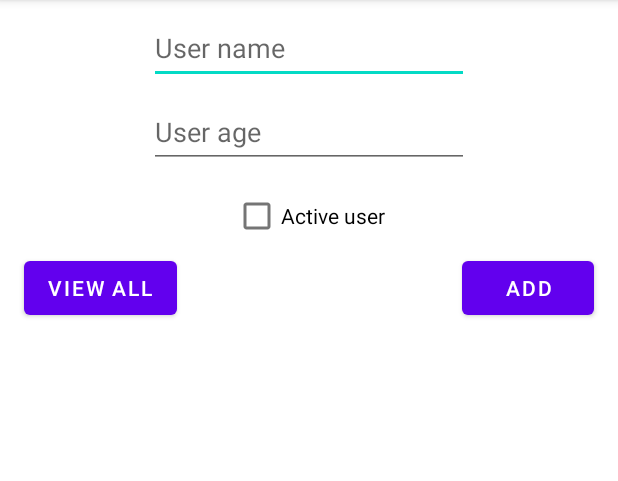
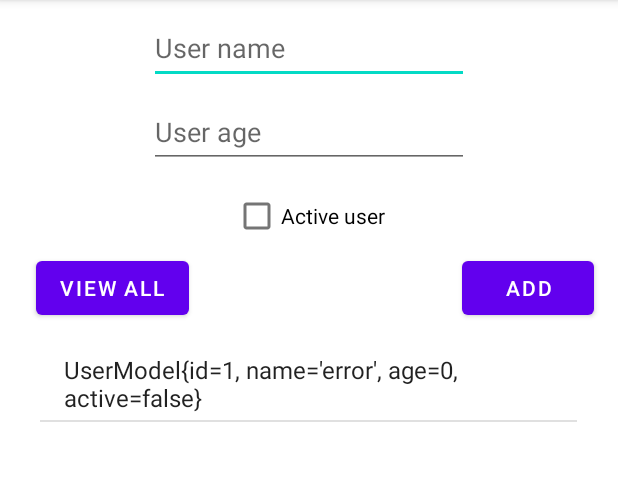
Before and after one commit to Brett-Constantinoff/Android_example, an Android app: the screen it shows after launch (MainActivity), after a tap on "ADD", on a phone screen of 412 x 824 dp, the part 84-565 px from its top. Run offline under Robolectric (Android 15) with nearby library versions, the phone set to English and light mode, and no system bars.

Commit message:
adds ability to list all users in db on the ui

```diff
--- a/app/src/main/java/com/example/android_example/DatabaseHelper.java
+++ b/app/src/main/java/com/example/android_example/DatabaseHelper.java
@@ -2,10 +2,14 @@ package com.example.android_example;
 
 import android.content.ContentValues;
 import android.content.Context;
+import android.database.Cursor;
 import android.database.sqlite.SQLiteDatabase;
 import android.database.sqlite.SQLiteOpenHelper;
 
 import androidx.annotation.Nullable;
+
+import java.util.ArrayList;
+import java.util.List;
 
 public class DatabaseHelper extends SQLiteOpenHelper {
 
@@ -23,7 +27,6 @@ public class DatabaseHelper extends SQLiteOpenHelper {
     @Override
     public void onCreate(SQLiteDatabase sqLiteDatabase) {
         String create_table_statement = "CREATE TABLE " + USER_TABLE + "(" + COLUMN_ID + " INTEGER PRIMARY KEY AUTOINCREMENT, " + COLUMN_USER_NAME + " TEXT, " + COLUMN_USER_AGE + " INT, " + COLUMN_ACTIVE_USER + " BOOL)";
-
         sqLiteDatabase.execSQL(create_table_statement);
     }
 
@@ -43,4 +46,26 @@ public class DatabaseHelper extends SQLiteOpenHelper {
 
         return sqLiteDatabase.insert(USER_TABLE, null, cv) != -1;
     }
+
+    public List<UserModel> getUsers(){
+        List<UserModel> returnList = new ArrayList<>();
+        String queryString = "SELECT * FROM " + USER_TABLE;
+        SQLiteDatabase db = this.getReadableDatabase();
+        Cursor cursor = db.rawQuery(queryString, null);
+
+        if(cursor.moveToFirst()){
+            do{
+                int userID = cursor.getInt(0);
+                String userName = cursor.getString(1);
+                int userAge = cursor.getInt(2);
+                boolean userActive = cursor.getInt(3) == 1;
+                UserModel newUser = new UserModel(userID, userName, userAge, userActive);
+                returnList.add(newUser);
+            }while(cursor.moveToNext());
+        }
+
+        cursor.close();
+        db.close();;
+        return returnList;
+    }
 }
--- a/app/src/main/java/com/example/android_example/MainActivity.java
+++ b/app/src/main/java/com/example/android_example/MainActivity.java
@@ -4,13 +4,13 @@ import androidx.appcompat.app.AppCompatActivity;
 
 import android.os.Bundle;
 import android.view.View;
+import android.widget.ArrayAdapter;
 import android.widget.Button;
 import android.widget.CheckBox;
 import android.widget.EditText;
 import android.widget.ListView;
-import android.widget.Switch;
-import android.widget.TextView;
 import android.widget.Toast;
+import java.util.List;
 
 
 public class MainActivity extends AppCompatActivity {
@@ -18,6 +18,7 @@ public class MainActivity extends AppCompatActivity {
     EditText edit_name, edit_age;
     CheckBox switch_active;
     ListView list_view_user_list;
+    ArrayAdapter userArrayAdapter;
 
 
     @Override
@@ -31,6 +32,9 @@ public class MainActivity extends AppCompatActivity {
         edit_age = findViewById(R.id.edit_age);
         switch_active = findViewById(R.id.is_active);
         list_view_user_list = findViewById(R.id.lview_customer_list);
+        DatabaseHelper databaseHelper = new DatabaseHelper(MainActivity.this);
+
+        ShowUsersOnListView(databaseHelper);
 
         btn_add.setOnClickListener(new View.OnClickListener() {
             @Override
@@ -47,17 +51,23 @@ public class MainActivity extends AppCompatActivity {
                 DatabaseHelper databaseHelper = new DatabaseHelper(MainActivity.this);
                 boolean success = databaseHelper.addOne(new_user);
                 Toast.makeText(MainActivity.this, "Success = " + success, Toast.LENGTH_SHORT).show();
+                ShowUsersOnListView(databaseHelper);
             }
-
-
         });
 
         btn_view_all.setOnClickListener(new View.OnClickListener() {
             @Override
             public void onClick(View v) {
-                Toast.makeText(MainActivity.this, "View Button", Toast.LENGTH_SHORT).show();
+                DatabaseHelper databaseHelper = new DatabaseHelper(MainActivity.this);
+                ShowUsersOnListView(databaseHelper);
+                //Toast.makeText(MainActivity.this, all.toString(), Toast.LENGTH_SHORT).show();
             }
         });
 
     }
+
+    private void ShowUsersOnListView(DatabaseHelper databaseHelper) {
+        userArrayAdapter = new ArrayAdapter<UserModel>(MainActivity.this, android.R.layout.simple_list_item_1, databaseHelper.getUsers());
+        list_view_user_list.setAdapter(userArrayAdapter);
+    }
 }
--- a/app/src/main/res/layout/activity_main.xml
+++ b/app/src/main/res/layout/activity_main.xml
@@ -46,7 +46,7 @@
         android:id="@+id/btn_view_all"
         android:layout_width="wrap_content"
         android:layout_height="wrap_content"
-        android:layout_marginStart="16dp"
+        android:layout_marginStart="24dp"
         android:text="@string/ViewAll"
         app:layout_constraintStart_toStartOf="parent"
         app:layout_constraintTop_toBottomOf="@+id/is_active" />
@@ -64,9 +64,13 @@
         android:id="@+id/lview_customer_list"
         android:layout_width="358dp"
         android:layout_height="425dp"
+        android:layout_marginTop="16dp"
+        android:layout_marginBottom="16dp"
         app:layout_constraintBottom_toBottomOf="parent"
         app:layout_constraintEnd_toEndOf="parent"
+        app:layout_constraintHorizontal_bias="0.49"
         app:layout_constraintStart_toStartOf="parent"
-        app:layout_constraintTop_toBottomOf="@+id/btn_view_all" />
+        app:layout_constraintTop_toBottomOf="@+id/btn_view_all"
+        app:layout_constraintVertical_bias="0.0" />
 
 </androidx.constraintlayout.widget.ConstraintLayout>
```
